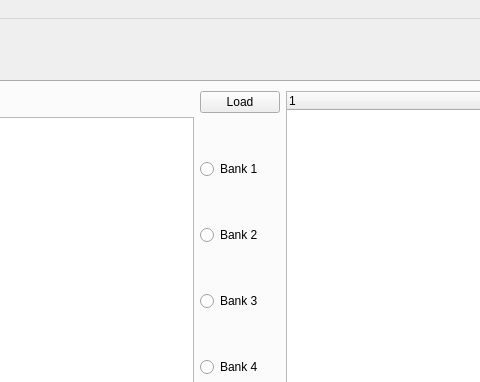
Before: the Qt Designer form designer/ui_mainWindow.ui in neutrons/addie, drawn with Qt 5; both pictures show x 707 to 1187 and y 0 to 382 of the 1269 by 889 pixel window.
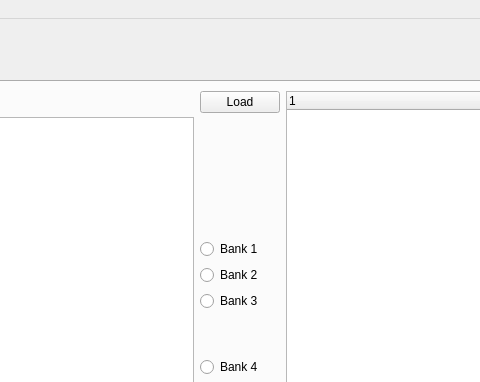
After: the same form once the commit is applied. The open tabs and pages were chosen to show the change. Custom widgets are drawn as their Qt base class.

```diff
--- a/designer/ui_mainWindow.ui
+++ b/designer/ui_mainWindow.ui
@@ -284,13 +284,6 @@
                 </property>
                </spacer>
               </item>
-              <item>
-               <widget class="QRadioButton" name="radioButton_b1">
-                <property name="text">
-                 <string>Bank 1</string>
-                </property>
-               </widget>
-              </item>
               <item>
                <spacer name="verticalSpacer_4">
                 <property name="orientation">
@@ -307,13 +300,6 @@
                 </property>
                </spacer>
               </item>
-              <item>
-               <widget class="QRadioButton" name="radioButton_b2">
-                <property name="text">
-                 <string>Bank 2</string>
-                </property>
-               </widget>
-              </item>
               <item>
                <spacer name="verticalSpacer_5">
                 <property name="orientation">
@@ -330,6 +316,28 @@
                 </property>
                </spacer>
               </item>
+              <item>
+               <layout class="QGridLayout" name="gridLayout_7">
+                <item row="0" column="0">
+                 <widget class="QRadioButton" name="radioButton_b1">
+                  <property name="text">
+                   <string>Bank 1</string>
+                  </property>
+                 </widget>
+                </item>
+               </layout>
+              </item>
+              <item>
+               <layout class="QGridLayout" name="gridLayout_8">
+                <item row="0" column="0">
+                 <widget class="QRadioButton" name="radioButton_b2">
+                  <property name="text">
+                   <string>Bank 2</string>
+                  </property>
+                 </widget>
+                </item>
+               </layout>
+              </item>
               <item>
                <widget class="QRadioButton" name="radioButton_b3">
                 <property name="text">
@@ -793,6 +801,16 @@
    <header>ipythondockwidget.h</header>
    <container>1</container>
   </customwidget>
+  <customwidget>
+   <class>GofRView</class>
+   <extends>QGraphicsView</extends>
+   <header>graphicviewlib.h</header>
+  </customwidget>
+  <customwidget>
+   <class>SofQView</class>
+   <extends>QGraphicsView</extends>
+   <header>graphicviewlib.h</header>
+  </customwidget>
  </customwidgets>
  <resources/>
  <connections/>
```
Left out of the diff: 36 changed lines with no effect on the pictures.
